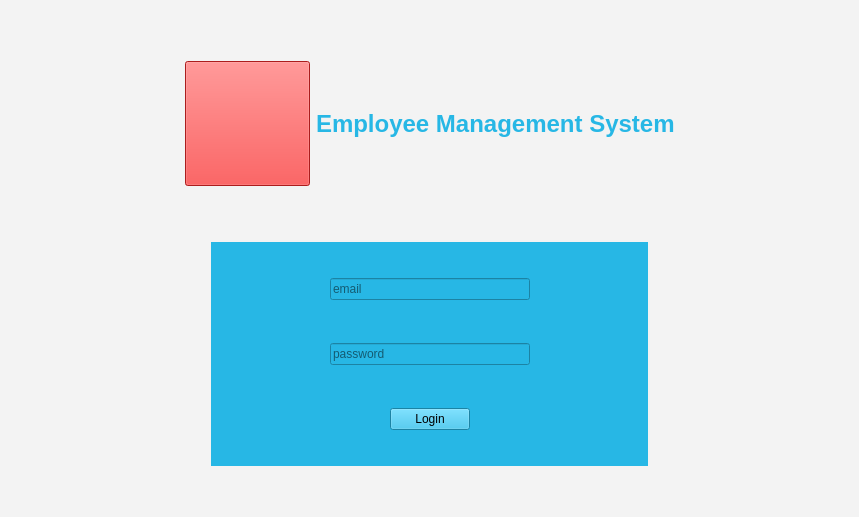
Old version of the form EMS-App/loginScreen.ui in the repository elroydsouza/HR-ManagementSystem.
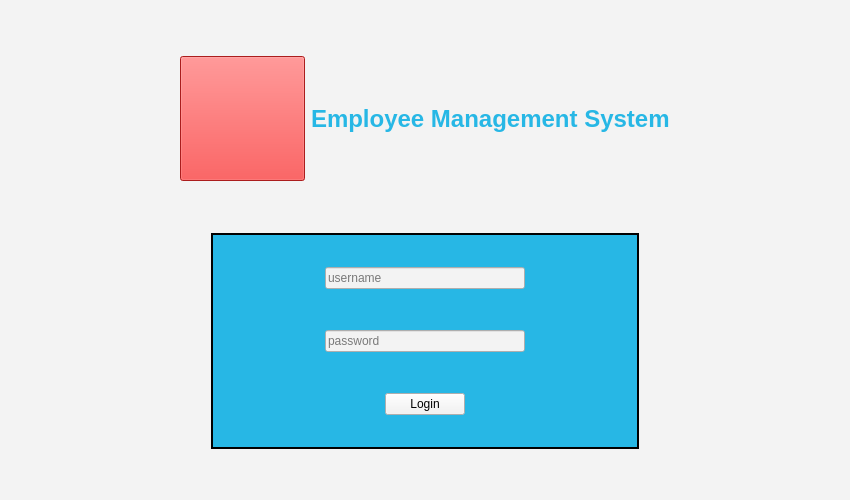
New version of the form.

Commit message: Added menu screen and working login screen

```diff
--- a/EMS-App/loginScreen.ui
+++ b/EMS-App/loginScreen.ui
@@ -6,8 +6,8 @@
    <rect>
     <x>0</x>
     <y>0</y>
-    <width>859</width>
-    <height>517</height>
+    <width>850</width>
+    <height>500</height>
    </rect>
   </property>
   <property name="windowTitle">
@@ -104,9 +104,15 @@
         </spacer>
        </item>
        <item>
-        <widget class="QWidget" name="verticalWidget_2" native="true">
+        <widget class="QWidget" name="loginForm" native="true">
+         <property name="font">
+          <font>
+           <weight>50</weight>
+           <bold>false</bold>
+          </font>
+         </property>
          <property name="styleSheet">
-          <string notr="true">background-color: rgb(39, 183, 229);</string>
+          <string notr="true">#loginForm { border: 2px solid;  background-color:rgb(39,183,229);}</string>
          </property>
          <layout class="QVBoxLayout" name="verticalLayout_3">
           <property name="leftMargin">
@@ -150,8 +156,17 @@
                 <height>0</height>
                </size>
               </property>
+              <property name="font">
+               <font>
+                <weight>50</weight>
+                <bold>false</bold>
+               </font>
+              </property>
+              <property name="text">
+               <string/>
+              </property>
               <property name="placeholderText">
-               <string>email</string>
+               <string>username</string>
               </property>
              </widget>
             </item>
@@ -277,6 +292,9 @@
             </item>
             <item>
              <widget class="QPushButton" name="btn_login">
+              <property name="styleSheet">
+               <string notr="true"/>
+              </property>
               <property name="text">
                <string>Login</string>
               </property>
```
Left out of the diff: 2 changed lines with no effect on the pictures. The commit also changes 19 other files.
